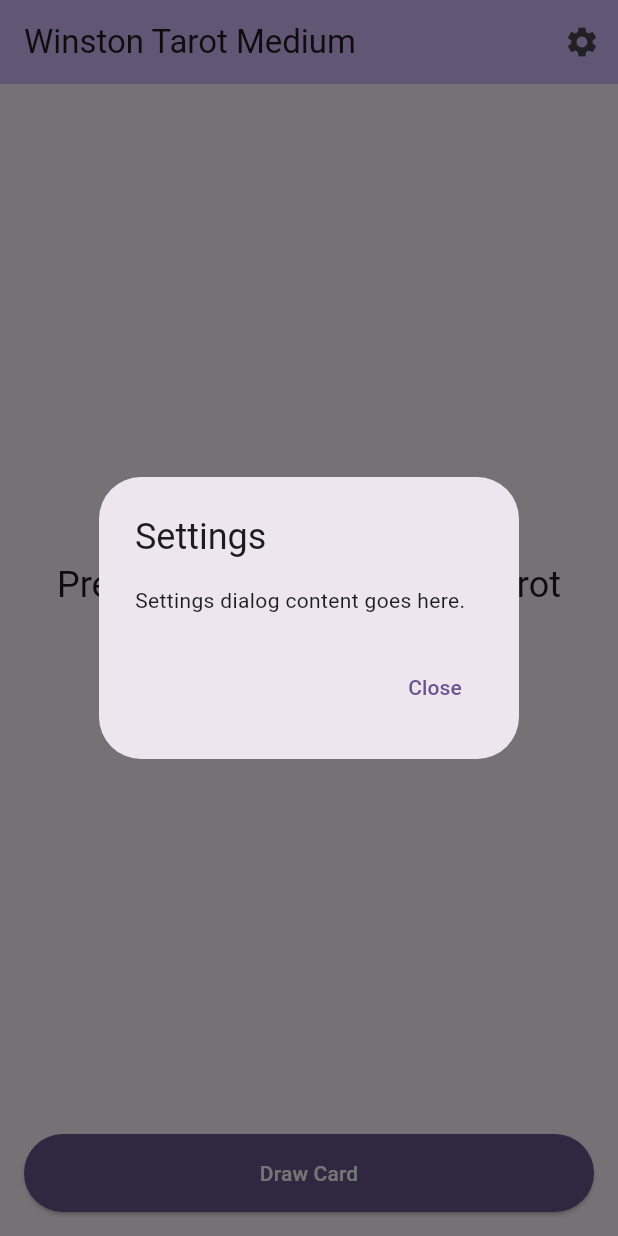
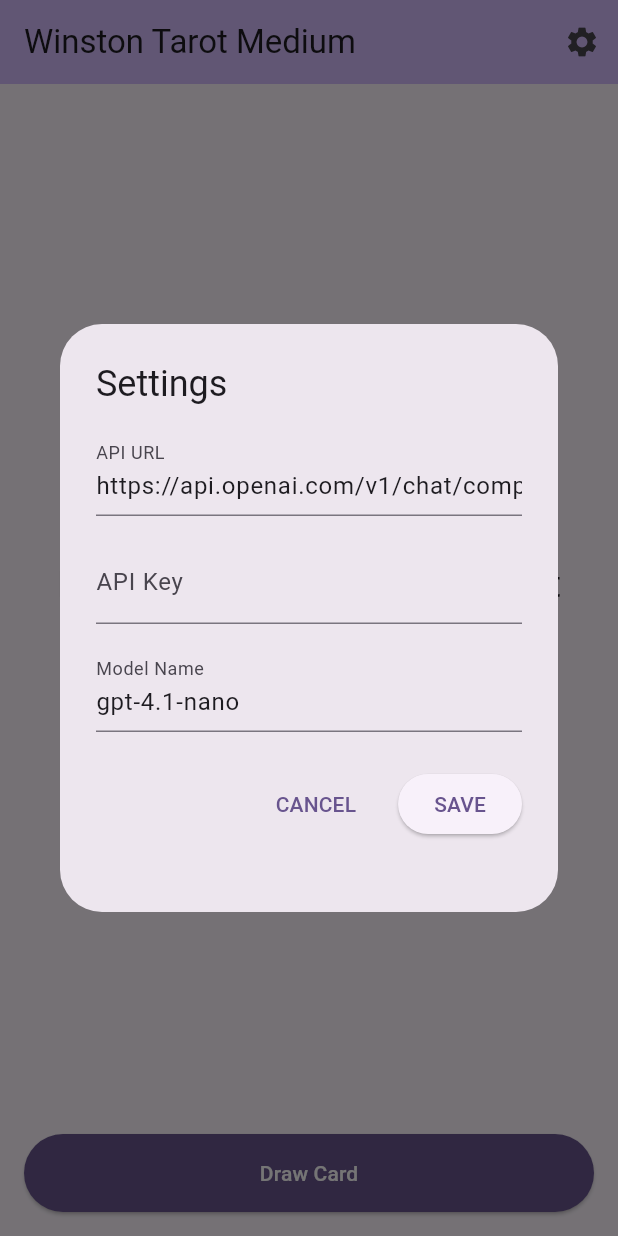
Before and after one commit to erickveil/Winston, a Flutter app: the screen it shows after launch, after a tap on the "settings" icon, on a phone screen of 412 x 824 dp. Run offline on Flutter 3.47's test engine with Material 3 defaults, Android fonts, the phone set to English and light mode, and no system bars.

Commit message:
🧱 Added a gear page and a settings menu for LLM connection.

```diff
--- a/lib/main.dart
+++ b/lib/main.dart
@@ -7,6 +7,7 @@ import 'services/card_index_service.dart';
 import 'services/tarot_service.dart';
 import 'widgets/card_display.dart';
 import 'widgets/draw_button.dart';
+import 'widgets/settings_form.dart';
 
 void main() async {
   WidgetsFlutterBinding.ensureInitialized();
@@ -136,15 +137,13 @@ class _MyHomePageState extends State<MyHomePage> {
       builder: (BuildContext context) {
         return AlertDialog(
           title: const Text('Settings'),
-          content: const Text('Settings dialog content goes here.'),
-          actions: [
-            TextButton(
-              child: const Text('Close'),
-              onPressed: () {
-                Navigator.of(context).pop();
-              },
+          content: SingleChildScrollView(
+            child: ConstrainedBox(
+              constraints: const BoxConstraints(minWidth: 300, maxWidth: 400),
+              child: const SettingsForm(),
             ),
-          ],
+          ),
+          actions:[ ],
         );
       },
     );
--- /dev/null
+++ b/lib/models/config.dart
@@ -0,0 +1,29 @@
+class Config {
+
+  // Singleton
+  static final Config _instance = Config._internal();
+
+  factory Config() {
+    return _instance;
+  }
+
+  Config._internal();
+
+  // Properties
+  String url = 'https://api.openai.com/v1/chat/completions';
+  String authorization = '';
+  String model = 'gpt-4.1-nano';
+
+  void updateConfig({String? url, String? authorization, String? model}) {
+    if (url != null) {
+      this.url = url;
+    }
+    if (authorization != null) {
+      this.authorization = authorization;
+    }
+    if (model != null) {
+      this.model = model;
+    }
+  }
+
+}
--- /dev/null
+++ b/lib/widgets/settings_form.dart
@@ -0,0 +1,134 @@
+
+
+import 'package:flutter/material.dart';
+
+import '../models/config.dart';
+
+class SettingsForm extends StatefulWidget {
+  const SettingsForm({super.key});
+
+  @override
+  State<SettingsForm> createState() => _SettingsFormState();
+}
+
+class _SettingsFormState extends State<SettingsForm> {
+  final _formKey = GlobalKey<FormState>();
+
+  // Controllers for text fields
+  late TextEditingController _urlController;
+  late TextEditingController _authController;
+  late TextEditingController _modelController;
+
+  // Config instance
+  final Config _config = Config();
+
+  // Initialize controllers with current values
+  @override
+  void initState() {
+    super.initState();
+    _urlController = TextEditingController(text: _config.url);
+    _authController = TextEditingController(text: _config.authorization);
+    _modelController = TextEditingController(text: _config.model);
+  }
+
+  // Clean up controllers
+  @override
+  void dispose() {
+    _urlController.dispose();
+    _authController.dispose();
+    _modelController.dispose();
+    super.dispose();
+  }
+
+  // Save Settings
+  void _saveSettings() {
+    if (_formKey.currentState!.validate()) {
+      _config.updateConfig(
+        url: _urlController.text,
+        authorization: _authController.text,
+        model: _modelController.text,
+      );
+
+      // Close the dialog
+      Navigator.of(context).pop();
+
+      // Show confirmation
+      ScaffoldMessenger.of(context).showSnackBar(
+        const SnackBar(content: Text('Settings saved')),
+      );
+
+    }
+  }
+
+  @override
+  Widget build(BuildContext context) {
+    return Form(
+      key: _formKey,
+      child: Column(
+        mainAxisSize: MainAxisSize.min,
+        children: [
+          TextFormField(
+            controller: _urlController,
+            decoration: const InputDecoration(
+              labelText: 'API URL',
+              hintText: 'Enter the URL for the LLM',
+            ),
+            validator: (value) {
+              if (value == null || value.isEmpty) {
+                return 'Please enter a URL';
+              }
+              // TODO: Do we need URL validation?
+              return null;
+            },
+          ),
+
+          const SizedBox(height: 16),
+
+          TextFormField(
+            controller: _authController,
+            decoration: const InputDecoration(
+              labelText: 'API Key',
+              hintText: 'Enter the Open AI API key',
+            ),
+            obscureText: true,
+          ),
+
+          const SizedBox(height: 16),
+
+          TextFormField(
+            controller: _modelController,
+            decoration: const InputDecoration(
+              labelText: 'Model Name',
+              hintText: 'Enter the model name (e.g., gpt-4.1-nano)',
+            ),
+            validator: (value) {
+              if (value == null || value.isEmpty) {
+                return 'Please enter a model name';
+              }
+              return null;
+            },
+          ),
+
+          const SizedBox(height: 24),
+
+          Row(
+            mainAxisAlignment: MainAxisAlignment.end,
+            children: [
+              TextButton(
+                onPressed: () => Navigator.of(context).pop(),
+                child: const Text('CANCEL'),
+              ),
+              const SizedBox(width: 16),
+              ElevatedButton(
+                onPressed: _saveSettings,
+                child: const Text('SAVE'),
+              ),
+            ],
+          ),
+        ],
+      ),
+    );
+  }
+
+
+}
```
